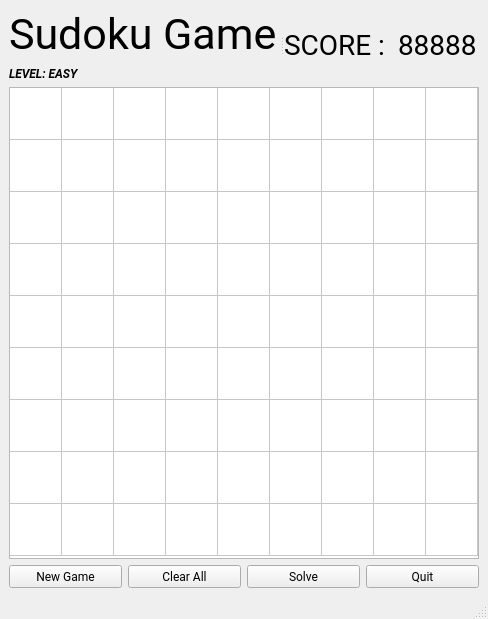
Before: the Qt Designer form sudokugame.ui in medmac01/sudoku, drawn with Qt 5.
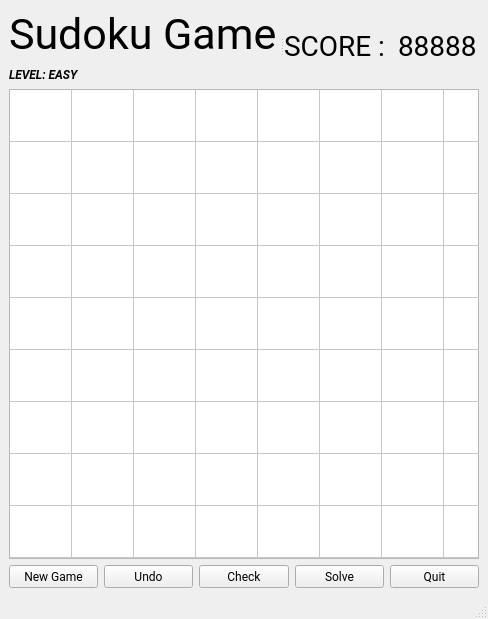
After: the same form once the commit is applied.

Commit message: Added Features : Check progress + Undo last move

What changed in the file:
```diff
--- a/sudokugame.ui
+++ b/sudokugame.ui
@@ -19,6 +19,9 @@
    <string>sudokuGame</string>
   </property>
   <widget class="QWidget" name="centralwidget">
+   <property name="styleSheet">
+    <string notr="true"/>
+   </property>
    <layout class="QVBoxLayout" name="verticalLayout_2">
     <item>
      <widget class="QSplitter" name="splitter">
@@ -93,10 +96,22 @@
     </item>
     <item>
      <widget class="QTableWidget" name="mainBoard">
+      <property name="minimumSize">
+       <size>
+        <width>470</width>
+        <height>470</height>
+       </size>
+      </property>
+      <property name="maximumSize">
+       <size>
+        <width>470</width>
+        <height>470</height>
+       </size>
+      </property>
       <property name="font">
        <font>
         <family>Roboto Mono</family>
-        <pointsize>16</pointsize>
+        <pointsize>20</pointsize>
        </font>
       </property>
       <property name="contextMenuPolicy">
@@ -186,7 +201,19 @@
          </font>
         </property>
         <property name="text">
-         <string>Clear All</string>
+         <string>Undo</string>
+        </property>
+       </widget>
+      </item>
+      <item>
+       <widget class="QPushButton" name="checkBt">
+        <property name="font">
+         <font>
+          <family>Nexa Light</family>
+         </font>
+        </property>
+        <property name="text">
+         <string>Check</string>
         </property>
        </widget>
       </item>
```
Left out of the diff: 2 changed lines with no effect on the pictures. The commit also changes 3 other files.
